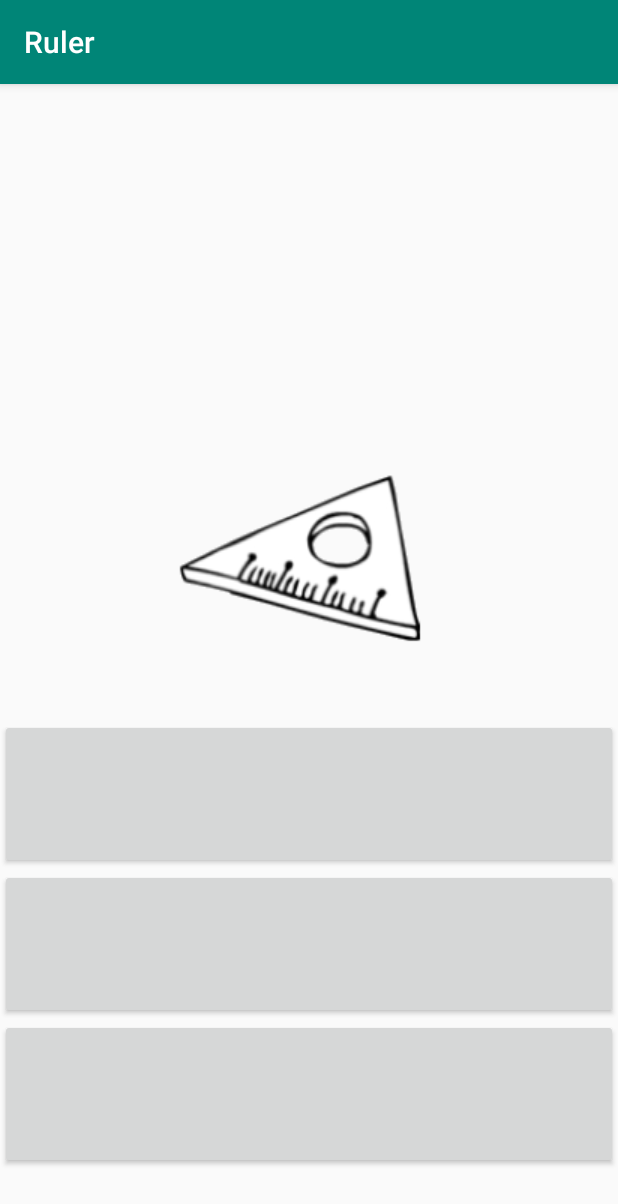
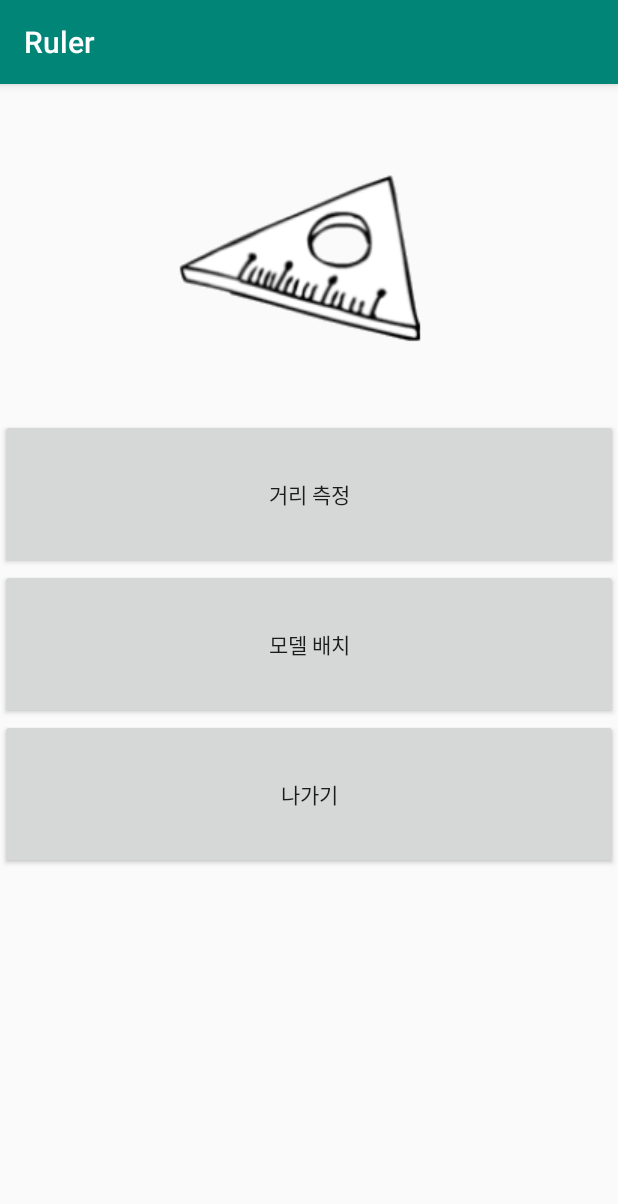
Before and after one commit to md2eoseo/Ruler, an Android app: the screen it shows after launch (MainActivity), on a phone screen of 412 x 824 dp. Shown: the top 1204 px of the screen. Run offline under Robolectric (Android 15) with nearby library versions, the light colour scheme and no system bars.

Commit message:
activity_main.xml Button 추가

```diff
--- a/app/src/main/res/layout/activity_main.xml
+++ b/app/src/main/res/layout/activity_main.xml
@@ -11,21 +11,23 @@
         android:id="@+id/logo"
         android:layout_width="match_parent"
         android:layout_height="wrap_content"
-        android:layout_marginTop="200dp"
         app:srcCompat="@drawable/ruler" />
 
     <Button
         android:id="@+id/btn_measure"
+        android:text="거리 측정"
         android:layout_width="match_parent"
         android:layout_height="100dp" />
 
     <Button
         android:id="@+id/btn_locate"
+        android:text="모델 배치"
         android:layout_width="match_parent"
         android:layout_height="100dp" />
 
     <Button
         android:id="@+id/btn_exit"
+        android:text="나가기"
         android:layout_width="match_parent"
         android:layout_height="100dp" />
 </LinearLayout>
```
